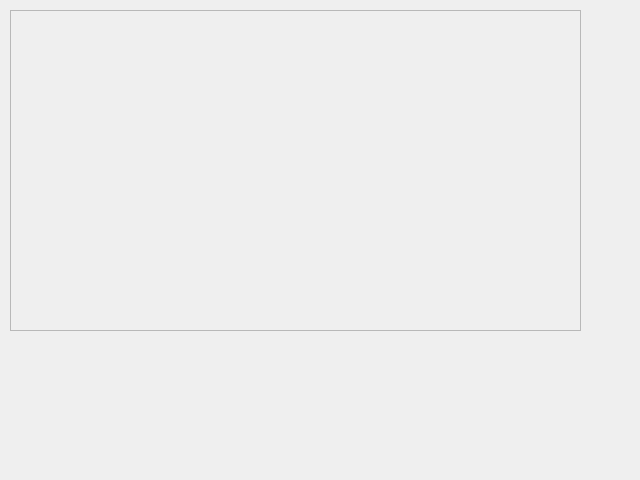
First picture: the form in sql_judge/view/qt_view/data_generation/tables_data_generation_tab_view.ui, repository r4ulill0/gui_dbjudge, before the edit.
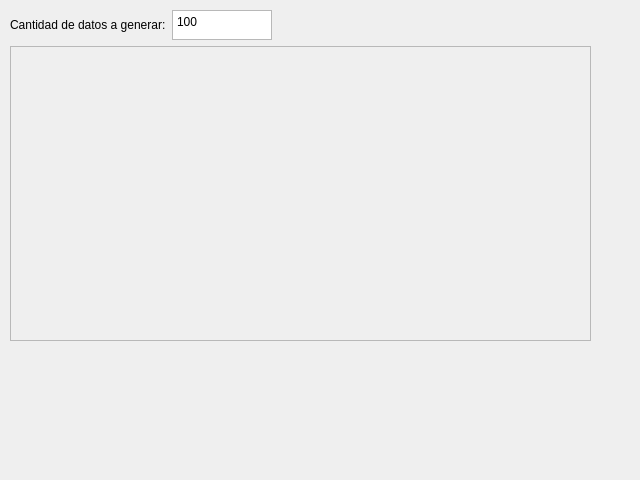
Second picture: the form after the edit.

Diff of the .ui file:
```diff
--- a/sql_judge/view/qt_view/data_generation/tables_data_generation_tab_view.ui
+++ b/sql_judge/view/qt_view/data_generation/tables_data_generation_tab_view.ui
@@ -13,15 +13,95 @@
   <property name="windowTitle">
    <string>TabWidget</string>
   </property>
-  <widget class="QScrollArea" name="scrollArea">
+  <widget class="QWidget" name="verticalLayoutWidget_2">
    <property name="geometry">
     <rect>
      <x>10</x>
      <y>10</y>
-     <width>571</width>
-     <height>321</height>
+     <width>581</width>
+     <height>331</height>
     </rect>
    </property>
+   <layout class="QVBoxLayout" name="verticalLayout_2">
+    <item>
+     <layout class="QHBoxLayout" name="horizontalLayout_2">
+      <property name="sizeConstraint">
+       <enum>QLayout::SetMinimumSize</enum>
+      </property>
+      <property name="leftMargin">
+       <number>0</number>
+      </property>
+      <property name="topMargin">
+       <number>0</number>
+      </property>
+      <item>
+       <widget class="QLabel" name="label">
+        <property name="sizePolicy">
+         <sizepolicy hsizetype="Preferred" vsizetype="Minimum">
+          <horstretch>0</horstretch>
+          <verstretch>0</verstretch>
+         </sizepolicy>
+        </property>
+        <property name="maximumSize">
+         <size>
+          <width>300</width>
+          <height>16777215</height>
+         </size>
+        </property>
+        <property name="text">
+         <string>Cantidad de datos a generar:</string>
+        </property>
+       </widget>
+      </item>
+      <item>
+       <widget class="QTextEdit" name="textEdit">
+        <property name="sizePolicy">
+         <sizepolicy hsizetype="Expanding" vsizetype="Minimum">
+          <horstretch>0</horstretch>
+          <verstretch>0</verstretch>
+         </sizepolicy>
+        </property>
+        <property name="minimumSize">
+         <size>
+          <width>40</width>
+          <height>30</height>
+         </size>
+        </property>
+        <property name="maximumSize">
+         <size>
+          <width>100</width>
+          <height>30</height>
+         </size>
+        </property>
+        <property name="html">
+         <string>&lt;!DOCTYPE HTML PUBLIC &quot;-//W3C//DTD HTML 4.0//EN&quot; &quot;http://www.w3.org/TR/REC-html40/strict.dtd&quot;&gt;
+&lt;html&gt;&lt;head&gt;&lt;meta name=&quot;qrichtext&quot; content=&quot;1&quot; /&gt;&lt;style type=&quot;text/css&quot;&gt;
+p, li { white-space: pre-wrap; }
+&lt;/style&gt;&lt;/head&gt;&lt;body style=&quot; font-family:'Noto Sans'; font-size:9pt; font-weight:400; font-style:normal;&quot;&gt;
+&lt;p style=&quot; margin-top:0px; margin-bottom:0px; margin-left:0px; margin-right:0px; -qt-block-indent:0; text-indent:0px;&quot;&gt;&lt;span style=&quot; font-family:'Noto Sans';&quot;&gt;100&lt;/span&gt;&lt;/p&gt;&lt;/body&gt;&lt;/html&gt;</string>
+        </property>
+        <property name="placeholderText">
+         <string/>
+        </property>
+       </widget>
+      </item>
+      <item>
+       <spacer name="horizontalSpacer">
+        <property name="orientation">
+         <enum>Qt::Horizontal</enum>
+        </property>
+        <property name="sizeHint" stdset="0">
+         <size>
+          <width>40</width>
+          <height>20</height>
+         </size>
+        </property>
+       </spacer>
+      </item>
+     </layout>
+    </item>
+    <item>
+     <widget class="QScrollArea" name="scrollArea">
    <property name="horizontalScrollBarPolicy">
     <enum>Qt::ScrollBarAlwaysOff</enum>
    </property>
@@ -33,8 +113,8 @@
      <rect>
       <x>0</x>
       <y>0</y>
-      <width>569</width>
-      <height>319</height>
+         <width>577</width>
+         <height>289</height>
      </rect>
     </property>
     <widget class="QWidget" name="verticalLayoutWidget">
@@ -49,6 +129,9 @@
      <layout class="QVBoxLayout" name="verticalLayout"/>
     </widget>
    </widget>
+     </widget>
+    </item>
+   </layout>
   </widget>
  </widget>
  <resources/>
```
Lines whose indentation alone changed are shown as unchanged.
